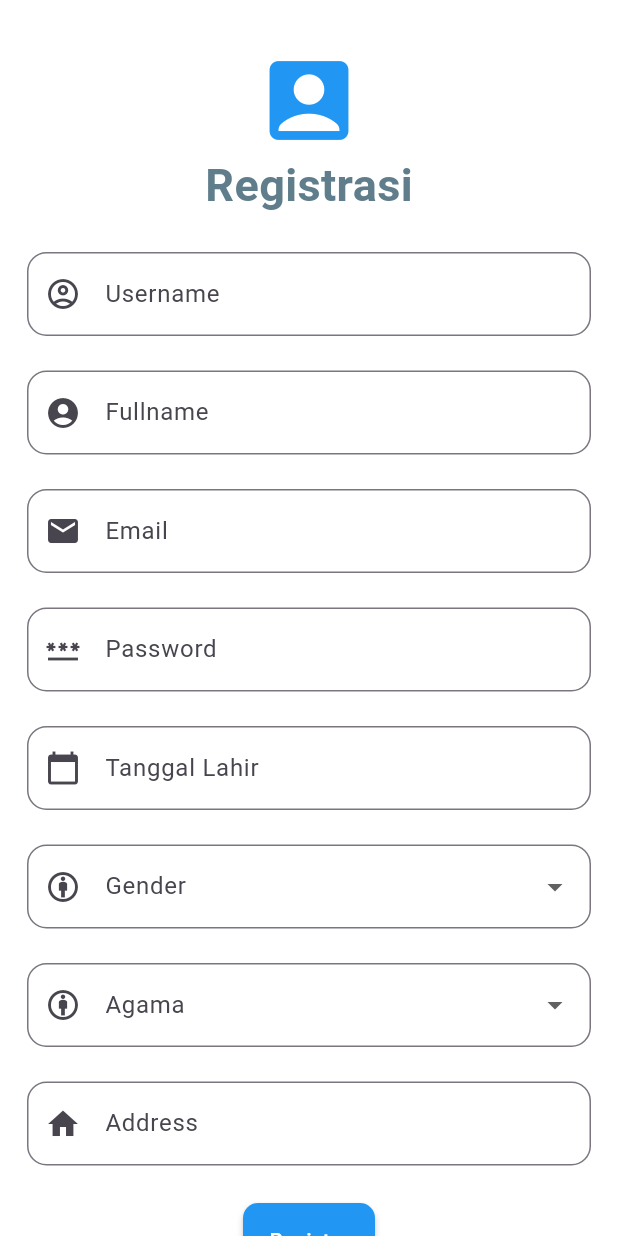
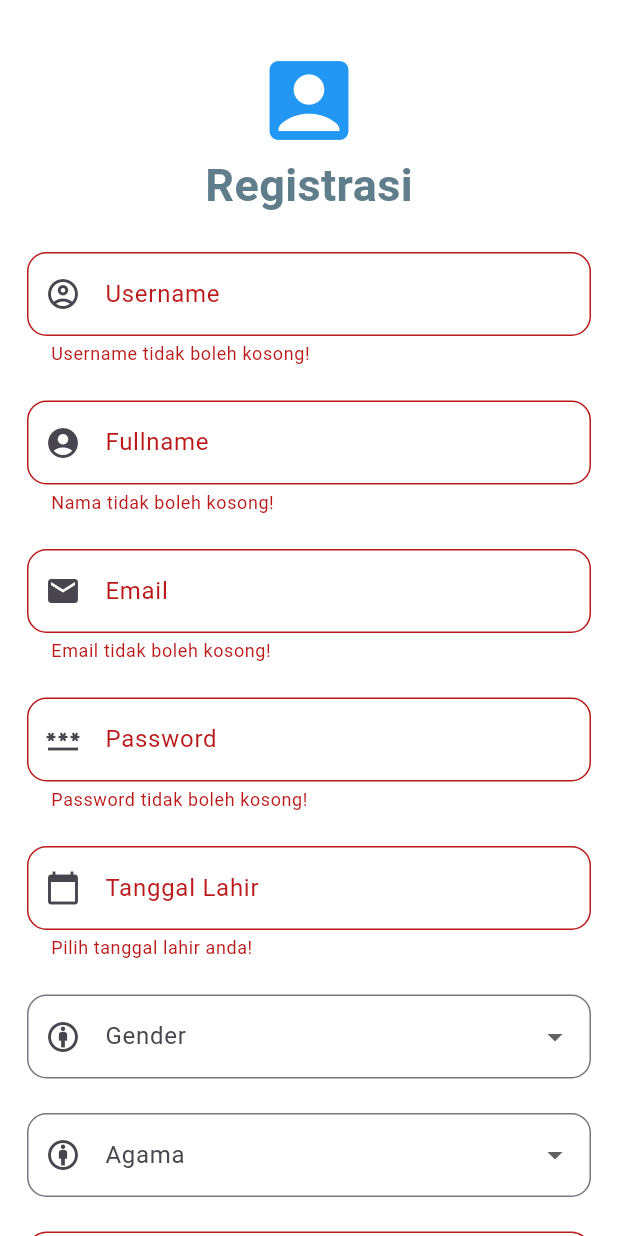
Before and after one commit to miftahozuki/belajar-flutter, a Flutter app: the screen it shows after launch, after a tap on "Register", on a phone screen of 412 x 824 dp. Run offline on Flutter 3.47's test engine with Material 2 defaults, Android fonts, the phone set to English and light mode, and no system bars; our stand-ins replace form_field_validator.

Commit message:
add register validate

```diff
--- a/lib/RegisterPage.dart
+++ b/lib/RegisterPage.dart
@@ -1,5 +1,6 @@
 import 'package:flutter/material.dart';
 import 'package:intl/intl.dart';
+import 'package:form_field_validator/form_field_validator.dart';
 
 class RegisterPage extends StatefulWidget {
   const RegisterPage({Key? key, required this.title}) : super(key: key);
@@ -11,6 +12,9 @@ class RegisterPage extends StatefulWidget {
 }
 
 class _RegisterPage extends State<RegisterPage> {
+  // GlobalKey<FormState> _key = new GlobalKey();
+  final _formKey = GlobalKey<FormState>();
+  final _emailController = TextEditingController();
   DateTime? selectedDate;
 
   Future<void> _selectDate() async {
@@ -70,6 +74,11 @@ class _RegisterPage extends State<RegisterPage> {
               fontWeight: FontWeight.bold,
             ),
           ),
+          Form(
+            key: _formKey,
+            autovalidateMode: AutovalidateMode.disabled,
+            child: Column(
+              children: [
                 Padding(
                   //bagian username
                   padding: EdgeInsets.only(top: 23.0),
@@ -80,7 +89,14 @@ class _RegisterPage extends State<RegisterPage> {
                       ),
                       prefixIcon: Icon(Icons.account_circle_outlined),
                       hintText: '',
-                  labelText: 'Username'),
+                      labelText: 'Username',
+                    ),
+                    validator: MultiValidator([
+                      RequiredValidator(
+                          errorText: "Username tidak boleh kosong!"),
+                      MinLengthValidator(5,
+                          errorText: "username harus lebih dari 5 karakter")
+                    ]),
                   ),
                 ),
                 Padding(
@@ -93,7 +109,11 @@ class _RegisterPage extends State<RegisterPage> {
                       ),
                       prefixIcon: Icon(Icons.account_circle_rounded),
                       hintText: '',
-                  labelText: 'Fullname'),
+                      labelText: 'Fullname',
+                    ),
+                    validator: MultiValidator([
+                      RequiredValidator(errorText: "Nama tidak boleh kosong!"),
+                    ]),
                   ),
                 ),
                 Padding(
@@ -106,7 +126,13 @@ class _RegisterPage extends State<RegisterPage> {
                       ),
                       prefixIcon: Icon(Icons.email),
                       hintText: '',
-                  labelText: 'Email'),
+                      labelText: 'Email',
+                    ),
+                    validator: MultiValidator([
+                      RequiredValidator(errorText: "Email tidak boleh kosong!"),
+                      EmailValidator(errorText: "Email tidak valid")
+                    ]),
+                    controller: _emailController,
                   ),
                 ),
                 Padding(
@@ -119,7 +145,14 @@ class _RegisterPage extends State<RegisterPage> {
                       ),
                       prefixIcon: Icon(Icons.password),
                       hintText: 'Password',
-                  labelText: 'Password'),
+                      labelText: 'Password',
+                    ),
+                    validator: MultiValidator([
+                      RequiredValidator(
+                          errorText: "Password tidak boleh kosong!"),
+                      MinLengthValidator(8,
+                          errorText: "Password harus lebih dari 8 karakter"),
+                    ]),
                     obscureText: true,
                   ),
                 ),
@@ -139,6 +172,9 @@ class _RegisterPage extends State<RegisterPage> {
                       prefixIcon: Icon(Icons.calendar_today),
                       labelText: 'Tanggal Lahir',
                     ),
+                    validator: MultiValidator([
+                      RequiredValidator(errorText: "Pilih tanggal lahir anda!"),
+                    ]),
                     readOnly: true,
                     onTap: () => _selectDate(),
                   ),
@@ -153,8 +189,8 @@ class _RegisterPage extends State<RegisterPage> {
                       prefixIcon: Icon(Icons.attribution),
                       labelText: 'Gender',
                     ),
-              onChanged: (String) {
-                //aksi
+                    onChanged: (String? value) {
+                      // Lakukan sesuatu dengan nilai yang dipilih
                     },
                     items: <String>['Laki-laki', 'Wanita'].map((String value) {
                       return DropdownMenuItem<String>(
@@ -162,6 +198,9 @@ class _RegisterPage extends State<RegisterPage> {
                         child: Text(value),
                       );
                     }).toList(),
+                    validator: MultiValidator([
+                      //validasi
+                    ]),
                   ),
                 ),
                 Padding(
@@ -174,8 +213,8 @@ class _RegisterPage extends State<RegisterPage> {
                       prefixIcon: Icon(Icons.attribution),
                       labelText: 'Agama',
                     ),
-              onChanged: (String) {
-                //aksi
+                    onChanged: (String? value) {
+                      // Lakukan sesuatu dengan nilai yang dipilih
                     },
                     items: <String>[
                       'Islam',
@@ -190,6 +229,9 @@ class _RegisterPage extends State<RegisterPage> {
                         child: Text(value),
                       );
                     }).toList(),
+                    validator: MultiValidator([
+                      //validasi
+                    ]),
                   ),
                 ),
                 Padding(
@@ -203,21 +245,37 @@ class _RegisterPage extends State<RegisterPage> {
                       ),
                       prefixIcon: Icon(Icons.home),
                       hintText: '',
-                    labelText: 'Address'),
-              )),
+                      labelText: 'Address',
+                    ),
+                    validator: MultiValidator([
+                      RequiredValidator(
+                          errorText: "Alamat tidak boleh kosong!"),
+                      MinLengthValidator(8, errorText: "Alamat tidak lengkap!")
+                    ]),
+                  ),
+                ),
                 Padding(
                   //bagian button
                   padding: EdgeInsets.only(top: 25.0),
                   child: MaterialButton(
                     color: Colors.blue,
                     height: 50,
+                    minWidth: double.infinity,
                     shape: RoundedRectangleBorder(
                       borderRadius: BorderRadius.circular(10.0),
                     ),
-              onPressed: () {},
-              child: Text('Register', style: TextStyle(color: Colors.white)),
+                    onPressed: () {
+                      if (_formKey.currentState!.validate()) {
+                        // Jika validasi berhasil, lakukan tindakan yang diinginkan
+                      }
+                    },
+                    child:
+                        Text('Register', style: TextStyle(color: Colors.white)),
                   ),
                 ),
+              ],
+            ),
+          )
         ],
       ),
     );
--- a/pubspec.yaml
+++ b/pubspec.yaml
@@ -35,6 +35,7 @@ dependencies:
   # Use with the CupertinoIcons class for iOS style icons.
   cupertino_icons: ^1.0.2
   intl: ^0.18.1
+  form_field_validator: ^1.1.0
 
 dev_dependencies:
   flutter_test:
```
Also changed, not shown: pubspec.lock. Lines whose indentation alone changed are shown as unchanged.
